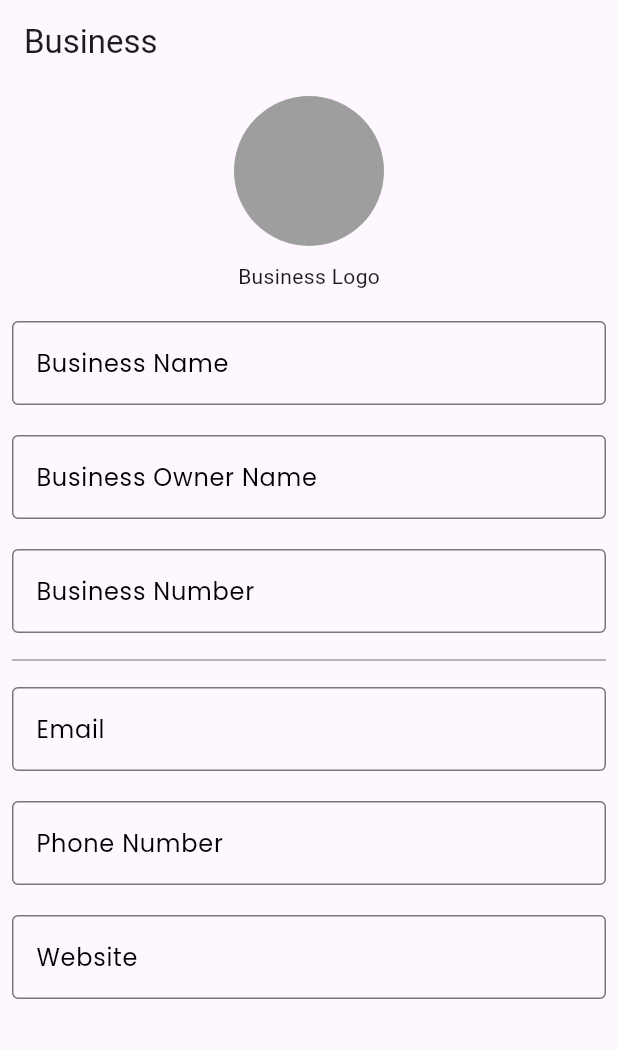
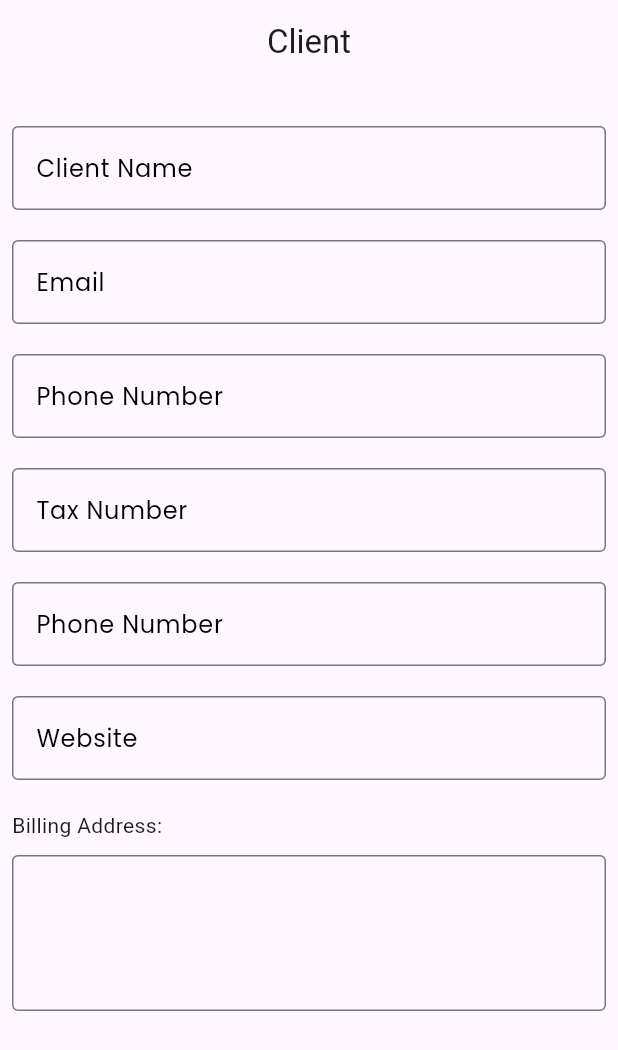
Before and after one commit to Rafayxee/invoizo, a Flutter app: the screen it shows after launch, on a phone screen of 412 x 824 dp. Shown: the top 1050 px of the screen. Run offline on Flutter 3.47's test engine with Material 3 defaults, Android fonts, the phone set to English and light mode, and no system bars; our stand-ins replace google_fonts.

Commit message:
client screen added

```diff
--- a/lib/main.dart
+++ b/lib/main.dart
@@ -1,5 +1,5 @@
 import 'package:flutter/material.dart';
-import 'package:invoizo/views/home/home_screen.dart';
+import 'package:invoizo/views/Invoice/client_screen.dart';
 
 void main() {
   runApp(const MyApp());
@@ -13,7 +13,7 @@ class MyApp extends StatelessWidget {
   Widget build(BuildContext context) {
     return const MaterialApp(
       debugShowCheckedModeBanner: false,
-      home: HomeScreen(),
+      home: ClientScreen(),
     );
   }
 }
--- /dev/null
+++ b/lib/res/routes/routes_name.dart
@@ -0,0 +1,5 @@
+class RoutesName {
+  static const String home = 'home_screen';
+
+  static const String client = 'client_screen';
+}
--- /dev/null
+++ b/lib/views/Invoice/client_screen.dart
@@ -0,0 +1,83 @@
+import 'package:flutter/material.dart';
+import 'package:invoizo/widgets/ktext_field.dart';
+
+class ClientScreen extends StatelessWidget {
+  const ClientScreen({super.key});
+
+  @override
+  Widget build(BuildContext context) {
+    return Scaffold(
+      appBar: AppBar(
+        title: const Text('Client'),
+        centerTitle: true,
+      ),
+      body: SingleChildScrollView(
+          child: Column(
+        children: [
+          SingleChildScrollView(
+            child: Padding(
+              padding: const EdgeInsets.all(8.0),
+              child: Column(
+                children: [
+                  const SizedBox(height: 20),
+                  KTextField(
+                    controller: TextEditingController(),
+                    hintText: 'Ahmed',
+                    title: 'Client Name',
+                    maxLines: 1,
+                  ),
+                  const SizedBox(height: 20),
+                  KTextField(
+                    controller: TextEditingController(),
+                    hintText: ' abc@gmail.com',
+                    title: 'Email',
+                    maxLines: 1,
+                  ),
+                  const SizedBox(height: 20),
+                  KTextField(
+                    controller: TextEditingController(),
+                    hintText: ' 123456789',
+                    title: 'Phone Number',
+                    maxLines: 1,
+                  ),
+                  const SizedBox(height: 20),
+                  KTextField(
+                    controller: TextEditingController(),
+                    hintText: 'RT y678',
+                    title: 'Tax Number',
+                    maxLines: 1,
+                  ),
+                  const SizedBox(height: 20),
+                  KTextField(
+                    controller: TextEditingController(),
+                    hintText: ' 123456789',
+                    title: 'Phone Number',
+                    maxLines: 1,
+                  ),
+                  const SizedBox(height: 20),
+                  KTextField(
+                    controller: TextEditingController(),
+                    hintText: 'abc.com',
+                    title: 'Website',
+                    maxLines: 1,
+                  ),
+                  const SizedBox(height: 20),
+                  const Row(
+                    children: [
+                      Text('Billing Address:'),
+                    ],
+                  ),
+                  const SizedBox(height: 10),
+                  KTextField(
+                    controller: TextEditingController(),
+                    maxLines: 3,
+                  ),
+                ],
+              ),
+            ),
+          ),
+        ],
+      )),
+    );
+  }
+}
--- a/lib/views/home/home_screen.dart
+++ b/lib/views/home/home_screen.dart
@@ -19,8 +19,8 @@ class HomeScreen extends StatelessWidget {
                 radius: 50,
                 backgroundColor: Colors.grey,
               ),
-              SizedBox(height: 10),
-              Text('Business Logo'),
+              const SizedBox(height: 10),
+              const Text('Business Logo'),
               const SizedBox(height: 20),
               KTextField(
                 controller: TextEditingController(),
```
Also changed, not shown: 2 other files.
